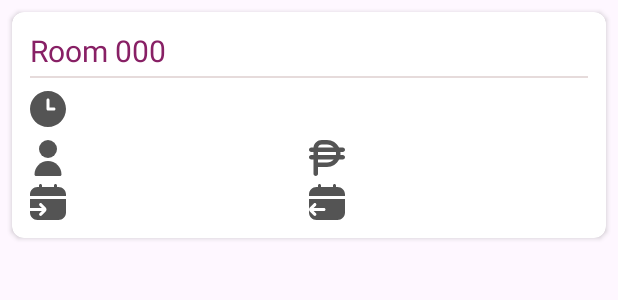
After one commit to angelb9967/Nurad-Admin-Mobile, an Android app: the layout item_inuse.xml on its own in the app's theme, with its tools: preview values and no code run, on a phone screen of 412 x 824 dp. The commit adds this screen. Shown: the top 300 px of the screen. Run offline under Robolectric (Android 15) with nearby library versions, the phone set to English and light mode, and no system bars.

Commit message:
In-Use Rooms Recycler View

```diff
--- /dev/null
+++ b/app/src/main/res/drawable/check_in_calendar.xml
@@ -0,0 +1,5 @@
+<vector xmlns:android="http://schemas.android.com/apk/res/android" android:height="20dp" android:viewportHeight="24" android:viewportWidth="24" android:width="20dp">
+
+    <path android:fillColor="#FF000000" android:pathData="m24,7v1H0v-1C0,4.239 2.239,2 5,2h1v-1c0,-0.552 0.448,-1 1,-1s1,0.448 1,1v1h8v-1c0,-0.552 0.448,-1 1,-1s1,0.448 1,1v1h1c2.761,0 5,2.239 5,5ZM0,10v6h7.948l-1.571,-1.571c-0.391,-0.391 -0.391,-1.023 0,-1.414s1.023,-0.391 1.414,0l2.659,2.659c0.731,0.731 0.731,1.92 0,2.651l-2.659,2.659c-0.195,0.195 -0.451,0.293 -0.707,0.293s-0.512,-0.098 -0.707,-0.293c-0.391,-0.391 -0.391,-1.023 0,-1.414l1.571,-1.571H0v1c0,2.761 2.239,5 5,5h14c2.761,0 5,-2.239 5,-5v-9H0Z"/>
+
+</vector>
--- /dev/null
+++ b/app/src/main/res/drawable/check_out_calendar.xml
@@ -0,0 +1,5 @@
+<vector xmlns:android="http://schemas.android.com/apk/res/android" android:height="20dp" android:viewportHeight="24" android:viewportWidth="24" android:width="20dp">
+
+    <path android:fillColor="#FF000000" android:pathData="m0,10h24v9c0,2.761 -2.239,5 -5,5H5c-2.761,0 -5,-2.239 -5,-5v-2c0,0.501 0.195,0.972 0.549,1.326l2.659,2.659c0.195,0.195 0.451,0.293 0.707,0.293s0.512,-0.098 0.707,-0.293c0.391,-0.391 0.391,-1.023 0,-1.414l-1.57,-1.571h6.948c0.552,0 1,-0.448 1,-1s-0.448,-1 -1,-1H3.052l1.57,-1.571c0.391,-0.391 0.391,-1.024 0,-1.414 -0.391,-0.391 -1.023,-0.391 -1.414,0l-2.659,2.659c-0.354,0.354 -0.55,0.825 -0.55,1.326v-7ZM19,2h-1v-1c0,-0.552 -0.448,-1 -1,-1s-1,0.448 -1,1v1h-8v-1c0,-0.552 -0.448,-1 -1,-1s-1,0.448 -1,1v1h-1C2.239,2 0,4.239 0,7v1h24v-1c0,-2.761 -2.239,-5 -5,-5Z"/>
+
+</vector>
--- /dev/null
+++ b/app/src/main/res/drawable/clock_three.xml
@@ -0,0 +1,5 @@
+<vector xmlns:android="http://schemas.android.com/apk/res/android" android:height="20dp" android:viewportHeight="24" android:viewportWidth="24" android:width="20dp">
+
+    <path android:fillColor="#FF000000" android:pathData="M12,0C5.383,0 0,5.383 0,12s5.383,12 12,12 12,-5.383 12,-12S18.617,0 12,0ZM16,13h-4c-0.552,0 -1,-0.447 -1,-1L11,6c0,-0.553 0.448,-1 1,-1s1,0.447 1,1v5h3c0.553,0 1,0.447 1,1s-0.447,1 -1,1Z"/>
+
+</vector>
--- a/app/src/main/res/drawable/peso_sign.xml
+++ b/app/src/main/res/drawable/peso_sign.xml
@@ -1,4 +1,4 @@
-<vector xmlns:android="http://schemas.android.com/apk/res/android" android:height="16dp" android:viewportHeight="24" android:viewportWidth="24" android:width="16dp">
+<vector xmlns:android="http://schemas.android.com/apk/res/android" android:height="15dp" android:viewportHeight="24" android:viewportWidth="24" android:width="15dp">
 
     <path android:fillColor="#545454" android:pathData="M22.5,10h-1.56c0.04,-0.33 0.06,-0.66 0.06,-1s-0.02,-0.67 -0.06,-1h1.56c0.83,0 1.5,-0.67 1.5,-1.5s-0.67,-1.5 -1.5,-1.5h-2.44C18.59,2.04 15.53,0 12,0h-3.5C5.64,0 3.28,2.2 3.02,5L1.5,5c-0.83,0 -1.5,0.67 -1.5,1.5s0.67,1.5 1.5,1.5h1.5v2L1.5,10c-0.83,0 -1.5,0.67 -1.5,1.5s0.67,1.5 1.5,1.5h1.5v9.5c0,0.83 0.67,1.5 1.5,1.5s1.5,-0.67 1.5,-1.5v-4.5h6c3.53,0 6.59,-2.04 8.06,-5h2.44c0.83,0 1.5,-0.67 1.5,-1.5s-0.67,-1.5 -1.5,-1.5ZM8.5,3h3.5c1.77,0 3.37,0.77 4.47,2L6.05,5c0.23,-1.14 1.24,-2 2.45,-2ZM6,8h11.92c0.05,0.33 0.08,0.66 0.08,1s-0.03,0.67 -0.08,1L6,10v-2ZM12,15L6,15v-2h10.47c-1.1,1.23 -2.7,2 -4.47,2Z"/>
 
--- /dev/null
+++ b/app/src/main/res/drawable/user.xml
@@ -0,0 +1,7 @@
+<vector xmlns:android="http://schemas.android.com/apk/res/android" android:height="20dp" android:viewportHeight="512" android:viewportWidth="512" android:width="20dp">
+
+    <path android:fillColor="#FF000000" android:pathData="M256,128m-128,0a128,128 0,1 1,256 0a128,128 0,1 1,-256 0"/>
+
+    <path android:fillColor="#FF000000" android:pathData="M256,298.67c-105.99,0.12 -191.88,86.01 -192,192C64,502.45 73.55,512 85.33,512h341.33c11.78,0 21.33,-9.55 21.33,-21.33C447.88,384.68 361.99,298.78 256,298.67z"/>
+
+</vector>
--- /dev/null
+++ b/app/src/main/res/layout/item_inuse.xml
@@ -0,0 +1,189 @@
+<?xml version="1.0" encoding="utf-8"?>
+<androidx.cardview.widget.CardView xmlns:android="http://schemas.android.com/apk/res/android"
+    xmlns:app="http://schemas.android.com/apk/res-auto"
+    android:layout_width="match_parent"
+    android:layout_height="wrap_content"
+    android:layout_margin="8dp"
+    app:cardCornerRadius="8dp"
+    android:elevation="8dp">
+
+    <RelativeLayout
+        android:layout_width="match_parent"
+        android:layout_height="wrap_content"
+        android:padding="12dp">
+
+        <TextView
+            android:id="@+id/roomName"
+            android:layout_width="match_parent"
+            android:layout_height="wrap_content"
+            android:text="Room 000"
+            android:textColor="@color/purple"
+            android:textSize="20sp"
+            android:ellipsize="end"
+            android:maxLines="1" />
+
+        <View
+            android:id="@+id/view"
+            android:layout_marginTop="3dp"
+            android:layout_marginBottom="5dp"
+            android:layout_width="match_parent"
+            android:layout_height="1dp"
+            android:background="#E6DBDB"
+            android:layout_below="@id/roomName" />
+
+        <LinearLayout
+            android:id="@+id/linearLayout0"
+            android:layout_below="@id/view"
+            android:layout_width="match_parent"
+            android:layout_height="wrap_content"
+            android:layout_marginTop="3dp"
+            android:layout_marginBottom="5dp"
+            android:orientation="horizontal">
+
+            <ImageView
+                android:layout_width="24dp"
+                android:layout_height="24dp"
+                android:layout_marginEnd="8dp"
+                android:src="@drawable/clock_three"
+                app:tint="@color/darkgray"
+                android:contentDescription="@string/ToDo" />
+
+            <TextView
+                android:id="@+id/durationOfStay"
+                android:layout_width="0dp"
+                android:layout_height="wrap_content"
+                android:layout_weight="1"
+                android:textColor="@color/black"
+                android:textSize="16sp"
+                android:ellipsize="end"
+                android:maxLines="1" />
+
+        </LinearLayout>
+
+
+        <LinearLayout
+            android:id="@+id/linearLayout1"
+            android:layout_below="@id/linearLayout0"
+            android:weightSum="2"
+            android:layout_width="match_parent"
+            android:layout_height="wrap_content"
+            android:layout_marginTop="3dp"
+            android:layout_marginBottom="5dp"
+            android:orientation="horizontal">
+
+            <LinearLayout
+                android:layout_width="0dp"
+                android:layout_height="wrap_content"
+                android:layout_weight="1"
+                android:orientation="horizontal"
+                android:gravity="center_vertical">
+
+                <ImageView
+                    android:layout_width="24dp"
+                    android:layout_height="24dp"
+                    android:layout_marginEnd="8dp"
+                    android:src="@drawable/user"
+                    app:tint="@color/darkgray"
+                    android:contentDescription="@string/ToDo" />
+
+                <TextView
+                    android:id="@+id/guestName"
+                    android:layout_width="0dp"
+                    android:layout_height="wrap_content"
+                    android:layout_weight="1"
+                    android:textColor="@color/black"
+                    android:textSize="16sp"
+                    android:ellipsize="end"
+                    android:maxLines="1" />
+            </LinearLayout>
+
+            <LinearLayout
+                android:layout_width="0dp"
+                android:layout_height="wrap_content"
+                android:layout_weight="1"
+                android:orientation="horizontal"
+                android:gravity="center_vertical">
+
+                <ImageView
+                    android:layout_width="24dp"
+                    android:layout_height="24dp"
+                    android:layout_marginEnd="8dp"
+                    android:src="@drawable/peso_sign"
+                    app:tint="@color/darkgray"
+                    android:contentDescription="@string/ToDo" />
+
+                <TextView
+                    android:id="@+id/bookingPrice"
+                    android:layout_width="0dp"
+                    android:layout_height="wrap_content"
+                    android:layout_weight="1"
+                    android:textColor="@color/black"
+                    android:textSize="16sp"
+                    android:ellipsize="end"
+                    android:maxLines="1" />
+            </LinearLayout>
+        </LinearLayout>
+
+        <LinearLayout
+            android:id="@+id/linearLayout2"
+            android:layout_below="@id/linearLayout1"
+            android:weightSum="2"
+            android:layout_width="match_parent"
+            android:layout_height="wrap_content"
+            android:orientation="horizontal"
+            android:gravity="center_vertical">
+
+            <LinearLayout
+                android:layout_width="0dp"
+                android:layout_height="wrap_content"
+                android:layout_weight="1"
+                android:orientation="horizontal"
+                android:gravity="center_vertical">
+
+                <ImageView
+                    android:layout_width="24dp"
+                    android:layout_height="24dp"
+                    android:layout_marginEnd="8dp"
+                    android:src="@drawable/check_in_calendar"
+                    app:tint="@color/darkgray"
+                    android:contentDescription="@string/ToDo" />
+
+                <TextView
+                    android:id="@+id/checkInDate"
+                    android:layout_width="0dp"
+                    android:layout_height="wrap_content"
+                    android:layout_weight="1"
+                    android:textColor="@color/black"
+                    android:textSize="16sp"
+                    android:ellipsize="end"
+                    android:maxLines="1" />
+            </LinearLayout>
+
+            <LinearLayout
+                android:layout_width="0dp"
+                android:layout_height="wrap_content"
+                android:layout_weight="1"
+                android:orientation="horizontal"
+                android:gravity="center_vertical">
+
+                <ImageView
+                    android:layout_width="24dp"
+                    android:layout_height="24dp"
+                    android:layout_marginEnd="8dp"
+                    android:src="@drawable/check_out_calendar"
+                    app:tint="@color/darkgray"
+                    android:contentDescription="@string/ToDo" />
+
+                <TextView
+                    android:id="@+id/checkOutDate"
+                    android:layout_width="0dp"
+                    android:layout_height="wrap_content"
+                    android:layout_weight="1"
+                    android:textColor="@color/black"
+                    android:textSize="16sp"
+                    android:ellipsize="end"
+                    android:maxLines="1" />
+            </LinearLayout>
+        </LinearLayout>
+    </RelativeLayout>
+</androidx.cardview.widget.CardView>
```
Also changed, not shown: app/src/main/java/com/example/nuradadmin/Adapters/Adapter_InUse.java (added, +117 -0 lines), app/src/main/java/com/example/nuradadmin/Fragments/Fragment_InUse.java (+52 -2 lines), app/src/main/java/com/example/nuradadmin/Models/Model_InUse.java (added, +29 -0 lines), app/src/main/res/layout/fragment__history.xml (+7 -7 lines), app/src/main/res/layout/fragment__in_use.xml (+7 -7 lines).
